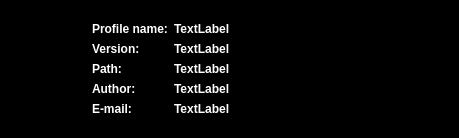
Before: the Qt Designer form subprojects/manager/ui/mainwindow.ui in dev-0x7C6/wiimotedev, drawn with Qt 5.
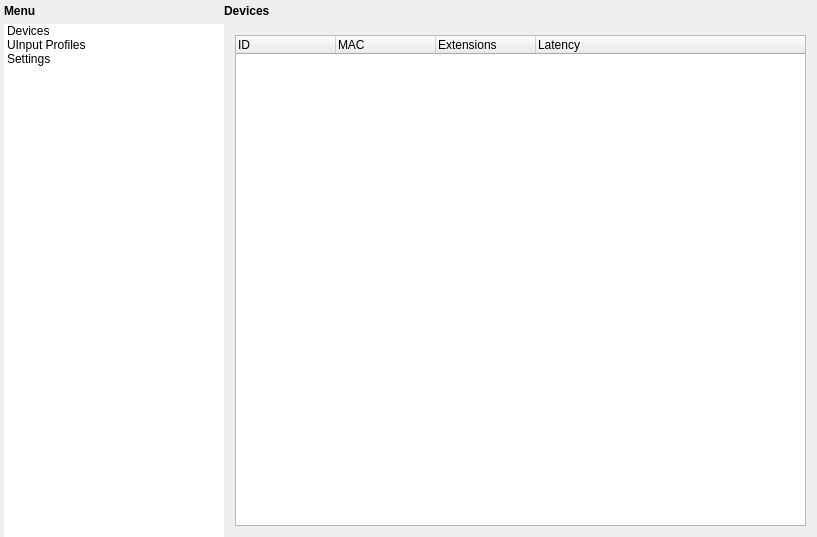
After: the same form once the commit is applied. The open tabs and pages were chosen to show the change. Icons and pictures are not drawn.

Commit message: Updated ui in Wiimotedev-Manager (dump).

Patch:
```diff
--- a/subprojects/manager/ui/mainwindow.ui
+++ b/subprojects/manager/ui/mainwindow.ui
@@ -6,814 +6,196 @@
    <rect>
     <x>0</x>
     <y>0</y>
-    <width>459</width>
-    <height>114</height>
+    <width>817</width>
+    <height>537</height>
    </rect>
   </property>
-  <property name="palette">
-   <palette>
-    <active>
-     <colorrole role="WindowText">
-      <brush brushstyle="SolidPattern">
-       <color alpha="255">
-        <red>255</red>
-        <green>255</green>
-        <blue>255</blue>
-       </color>
-      </brush>
-     </colorrole>
-     <colorrole role="Button">
-      <brush brushstyle="SolidPattern">
-       <color alpha="255">
-        <red>0</red>
-        <green>0</green>
-        <blue>0</blue>
-       </color>
-      </brush>
-     </colorrole>
-     <colorrole role="Light">
-      <brush brushstyle="SolidPattern">
-       <color alpha="255">
-        <red>0</red>
-        <green>0</green>
-        <blue>0</blue>
-       </color>
-      </brush>
-     </colorrole>
-     <colorrole role="Midlight">
-      <brush brushstyle="SolidPattern">
-       <color alpha="255">
-        <red>0</red>
-        <green>0</green>
-        <blue>0</blue>
-       </color>
-      </brush>
-     </colorrole>
-     <colorrole role="Dark">
-      <brush brushstyle="SolidPattern">
-       <color alpha="255">
-        <red>0</red>
-        <green>0</green>
-        <blue>0</blue>
-       </color>
-      </brush>
-     </colorrole>
-     <colorrole role="Mid">
-      <brush brushstyle="SolidPattern">
-       <color alpha="255">
-        <red>0</red>
-        <green>0</green>
-        <blue>0</blue>
-       </color>
-      </brush>
-     </colorrole>
-     <colorrole role="Text">
-      <brush brushstyle="SolidPattern">
-       <color alpha="255">
-        <red>255</red>
-        <green>255</green>
-        <blue>255</blue>
-       </color>
-      </brush>
-     </colorrole>
-     <colorrole role="BrightText">
-      <brush brushstyle="SolidPattern">
-       <color alpha="255">
-        <red>255</red>
-        <green>255</green>
-        <blue>255</blue>
-       </color>
-      </brush>
-     </colorrole>
-     <colorrole role="ButtonText">
-      <brush brushstyle="SolidPattern">
-       <color alpha="255">
-        <red>255</red>
-        <green>255</green>
-        <blue>255</blue>
-       </color>
-      </brush>
-     </colorrole>
-     <colorrole role="Base">
-      <brush brushstyle="SolidPattern">
-       <color alpha="255">
-        <red>0</red>
-        <green>0</green>
-        <blue>0</blue>
-       </color>
-      </brush>
-     </colorrole>
-     <colorrole role="Window">
-      <brush brushstyle="SolidPattern">
-       <color alpha="255">
-        <red>0</red>
-        <green>0</green>
-        <blue>0</blue>
-       </color>
-      </brush>
-     </colorrole>
-     <colorrole role="Shadow">
-      <brush brushstyle="SolidPattern">
-       <color alpha="255">
-        <red>0</red>
-        <green>0</green>
-        <blue>0</blue>
-       </color>
-      </brush>
-     </colorrole>
-     <colorrole role="AlternateBase">
-      <brush brushstyle="SolidPattern">
-       <color alpha="255">
-        <red>0</red>
-        <green>0</green>
-        <blue>0</blue>
-       </color>
-      </brush>
-     </colorrole>
-     <colorrole role="ToolTipBase">
-      <brush brushstyle="SolidPattern">
-       <color alpha="255">
-        <red>255</red>
-        <green>255</green>
-        <blue>220</blue>
-       </color>
-      </brush>
-     </colorrole>
-     <colorrole role="ToolTipText">
-      <brush brushstyle="SolidPattern">
-       <color alpha="255">
-        <red>0</red>
-        <green>0</green>
-        <blue>0</blue>
-       </color>
-      </brush>
-     </colorrole>
-    </active>
-    <inactive>
-     <colorrole role="WindowText">
-      <brush brushstyle="SolidPattern">
-       <color alpha="255">
-        <red>255</red>
-        <green>255</green>
-        <blue>255</blue>
-       </color>
-      </brush>
-     </colorrole>
-     <colorrole role="Button">
-      <brush brushstyle="SolidPattern">
-       <color alpha="255">
-        <red>0</red>
-        <green>0</green>
-        <blue>0</blue>
-       </color>
-      </brush>
-     </colorrole>
-     <colorrole role="Light">
-      <brush brushstyle="SolidPattern">
-       <color alpha="255">
-        <red>0</red>
-        <green>0</green>
-        <blue>0</blue>
-       </color>
-      </brush>
-     </colorrole>
-     <colorrole role="Midlight">
-      <brush brushstyle="SolidPattern">
-       <color alpha="255">
-        <red>0</red>
-        <green>0</green>
-        <blue>0</blue>
-       </color>
-      </brush>
-     </colorrole>
-     <colorrole role="Dark">
-      <brush brushstyle="SolidPattern">
-       <color alpha="255">
-        <red>0</red>
-        <green>0</green>
-        <blue>0</blue>
-       </color>
-      </brush>
-     </colorrole>
-     <colorrole role="Mid">
-      <brush brushstyle="SolidPattern">
-       <color alpha="255">
-        <red>0</red>
-        <green>0</green>
-        <blue>0</blue>
-       </color>
-      </brush>
-     </colorrole>
-     <colorrole role="Text">
-      <brush brushstyle="SolidPattern">
-       <color alpha="255">
-        <red>255</red>
-        <green>255</green>
-        <blue>255</blue>
-       </color>
-      </brush>
-     </colorrole>
-     <colorrole role="BrightText">
-      <brush brushstyle="SolidPattern">
-       <color alpha="255">
-        <red>255</red>
-        <green>255</green>
-        <blue>255</blue>
-       </color>
-      </brush>
-     </colorrole>
-     <colorrole role="ButtonText">
-      <brush brushstyle="SolidPattern">
-       <color alpha="255">
-        <red>255</red>
-        <green>255</green>
-        <blue>255</blue>
-       </color>
-      </brush>
-     </colorrole>
-     <colorrole role="Base">
-      <brush brushstyle="SolidPattern">
-       <color alpha="255">
-        <red>0</red>
-        <green>0</green>
-        <blue>0</blue>
-       </color>
-      </brush>
-     </colorrole>
-     <colorrole role="Window">
-      <brush brushstyle="SolidPattern">
-       <color alpha="255">
-        <red>0</red>
-        <green>0</green>
-        <blue>0</blue>
-       </color>
-      </brush>
-     </colorrole>
-     <colorrole role="Shadow">
-      <brush brushstyle="SolidPattern">
-       <color alpha="255">
-        <red>0</red>
-        <green>0</green>
-        <blue>0</blue>
-       </color>
-      </brush>
-     </colorrole>
-     <colorrole role="AlternateBase">
-      <brush brushstyle="SolidPattern">
-       <color alpha="255">
-        <red>0</red>
-        <green>0</green>
-        <blue>0</blue>
-       </color>
-      </brush>
-     </colorrole>
-     <colorrole role="ToolTipBase">
-      <brush brushstyle="SolidPattern">
-       <color alpha="255">
-        <red>255</red>
-        <green>255</green>
-        <blue>220</blue>
-       </color>
-      </brush>
-     </colorrole>
-     <colorrole role="ToolTipText">
-      <brush brushstyle="SolidPattern">
-       <color alpha="255">
-        <red>0</red>
-        <green>0</green>
-        <blue>0</blue>
-       </color>
-      </brush>
-     </colorrole>
-    </inactive>
-    <disabled>
-     <colorrole role="WindowText">
-      <brush brushstyle="SolidPattern">
-       <color alpha="255">
-        <red>0</red>
-        <green>0</green>
-        <blue>0</blue>
-       </color>
-      </brush>
-     </colorrole>
-     <colorrole role="Button">
-      <brush brushstyle="SolidPattern">
-       <color alpha="255">
-        <red>0</red>
-        <green>0</green>
-        <blue>0</blue>
-       </color>
-      </brush>
-     </colorrole>
-     <colorrole role="Light">
-      <brush brushstyle="SolidPattern">
-       <color alpha="255">
-        <red>0</red>
-        <green>0</green>
-        <blue>0</blue>
-       </color>
-      </brush>
-     </colorrole>
-     <colorrole role="Midlight">
-      <brush brushstyle="SolidPattern">
-       <color alpha="255">
-        <red>0</red>
-        <green>0</green>
-        <blue>0</blue>
-       </color>
-      </brush>
-     </colorrole>
-     <colorrole role="Dark">
-      <brush brushstyle="SolidPattern">
-       <color alpha="255">
-        <red>0</red>
-        <green>0</green>
-        <blue>0</blue>
-       </color>
-      </brush>
-     </colorrole>
-     <colorrole role="Mid">
-      <brush brushstyle="SolidPattern">
-       <color alpha="255">
-        <red>0</red>
-        <green>0</green>
-        <blue>0</blue>
-       </color>
-      </brush>
-     </colorrole>
-     <colorrole role="Text">
-      <brush brushstyle="SolidPattern">
-       <color alpha="255">
-        <red>0</red>
-        <green>0</green>
-        <blue>0</blue>
-       </color>
-      </brush>
-     </colorrole>
-     <colorrole role="BrightText">
-      <brush brushstyle="SolidPattern">
-       <color alpha="255">
-        <red>255</red>
-        <green>255</green>
-        <blue>255</blue>
-       </color>
-      </brush>
-     </colorrole>
-     <colorrole role="ButtonText">
-      <brush brushstyle="SolidPattern">
-       <color alpha="255">
-        <red>0</red>
-        <green>0</green>
-        <blue>0</blue>
-       </color>
-      </brush>
-     </colorrole>
-     <colorrole role="Base">
-      <brush brushstyle="SolidPattern">
-       <color alpha="255">
-        <red>0</red>
-        <green>0</green>
-        <blue>0</blue>
-       </color>
-      </brush>
-     </colorrole>
-     <colorrole role="Window">
-      <brush brushstyle="SolidPattern">
-       <color alpha="255">
-        <red>0</red>
-        <green>0</green>
-        <blue>0</blue>
-       </color>
-      </brush>
-     </colorrole>
-     <colorrole role="Shadow">
-      <brush brushstyle="SolidPattern">
-       <color alpha="255">
-        <red>0</red>
-        <green>0</green>
-        <blue>0</blue>
-       </color>
-      </brush>
-     </colorrole>
-     <colorrole role="AlternateBase">
-      <brush brushstyle="SolidPattern">
-       <color alpha="255">
-        <red>0</red>
-        <green>0</green>
-        <blue>0</blue>
-       </color>
-      </brush>
-     </colorrole>
-     <colorrole role="ToolTipBase">
-      <brush brushstyle="SolidPattern">
-       <color alpha="255">
-        <red>255</red>
-        <green>255</green>
-        <blue>220</blue>
-       </color>
-      </brush>
-     </colorrole>
-     <colorrole role="ToolTipText">
-      <brush brushstyle="SolidPattern">
-       <color alpha="255">
-        <red>0</red>
-        <green>0</green>
-        <blue>0</blue>
-       </color>
-      </brush>
-     </colorrole>
-    </disabled>
-   </palette>
-  </property>
   <property name="windowTitle">
    <string>MainWindow</string>
   </property>
   <widget class="QWidget" name="centralWidget">
-   <layout class="QGridLayout" name="gridLayout_2">
-    <item row="0" column="0">
-     <layout class="QGridLayout" name="gridLayout">
-      <item row="0" column="0">
-       <layout class="QHBoxLayout" name="horizontalLayout2">
-        <property name="sizeConstraint">
-         <enum>QLayout::SetMaximumSize</enum>
+   <layout class="QHBoxLayout" name="horizontalLayout">
+    <property name="spacing">
+     <number>0</number>
+    </property>
+    <property name="margin">
+     <number>0</number>
+    </property>
+    <item>
+     <layout class="QVBoxLayout" name="verticalLayout">
+      <property name="leftMargin">
+       <number>4</number>
+      </property>
+      <property name="topMargin">
+       <number>4</number>
+      </property>
+      <item>
+       <widget class="QLabel" name="label">
+        <property name="font">
+         <font>
+          <weight>75</weight>
+          <bold>true</bold>
+         </font>
         </property>
-        <item>
-         <widget class="QPushButton" name="previousProfile">
-          <property name="enabled">
-           <bool>false</bool>
-          </property>
-          <property name="sizePolicy">
-           <sizepolicy hsizetype="Ignored" vsizetype="Ignored">
-            <horstretch>0</horstretch>
-            <verstretch>0</verstretch>
-           </sizepolicy>
-          </property>
-          <property name="minimumSize">
-           <size>
-            <width>64</width>
-            <height>100</height>
-           </size>
-          </property>
-          <property name="maximumSize">
-           <size>
-            <width>64</width>
-            <height>100</height>
-           </size>
-          </property>
-          <property name="text">
-           <string/>
-          </property>
-          <property name="iconSize">
-           <size>
-            <width>48</width>
-            <height>48</height>
-           </size>
-          </property>
-          <property name="flat">
-           <bool>true</bool>
-          </property>
-         </widget>
-        </item>
-       </layout>
-      </item>
-      <item row="0" column="2">
-       <layout class="QHBoxLayout" name="horizontalLayout1">
-        <property name="sizeConstraint">
-         <enum>QLayout::SetMaximumSize</enum>
+        <property name="text">
+         <string>Menu</string>
         </property>
-        <item>
-         <widget class="QPushButton" name="nextProfile">
-          <property name="sizePolicy">
-           <sizepolicy hsizetype="Ignored" vsizetype="Ignored">
-            <horstretch>0</horstretch>
-            <verstretch>0</verstretch>
-           </sizepolicy>
-          </property>
-          <property name="minimumSize">
-           <size>
-            <width>64</width>
-            <height>100</height>
-           </size>
-          </property>
-          <property name="maximumSize">
-           <size>
-            <width>64</width>
-            <height>100</height>
-           </size>
-          </property>
-          <property name="text">
-           <string/>
-          </property>
-          <property name="iconSize">
-           <size>
-            <width>48</width>
-            <height>48</height>
-           </size>
-          </property>
-          <property name="flat">
-           <bool>true</bool>
-          </property>
-         </widget>
-        </item>
-       </layout>
+       </widget>
       </item>
-      <item row="0" column="1">
-       <widget class="QStackedWidget" name="stackedWidget">
-        <property name="enabled">
-         <bool>true</bool>
+      <item>
+       <widget class="QListWidget" name="list">
+        <property name="maximumSize">
+         <size>
+          <width>220</width>
+          <height>16777215</height>
+         </size>
         </property>
         <property name="frameShape">
          <enum>QFrame::NoFrame</enum>
         </property>
         <property name="frameShadow">
-         <enum>QFrame::Sunken</enum>
+         <enum>QFrame::Plain</enum>
         </property>
-        <property name="lineWidth">
-         <number>1</number>
+        <property name="autoScrollMargin">
+         <number>19</number>
         </property>
-        <property name="currentIndex">
-         <number>1</number>
+        <property name="iconSize">
+         <size>
+          <width>32</width>
+          <height>32</height>
+         </size>
         </property>
-        <widget class="QWidget" name="profileDetailedPage">
-         <layout class="QGridLayout" name="gridLayout_5">
-          <item row="1" column="0">
-           <layout class="QGridLayout" name="gridLayout_4">
-            <item row="0" column="0">
-             <widget class="QLabel" name="lProfileName">
-              <property name="sizePolicy">
-               <sizepolicy hsizetype="Maximum" vsizetype="Preferred">
-                <horstretch>0</horstretch>
-                <verstretch>0</verstretch>
-               </sizepolicy>
-              </property>
-              <property name="font">
-               <font>
-                <weight>75</weight>
-                <bold>true</bold>
-               </font>
-              </property>
-              <property name="text">
-               <string>Profile name:</string>
-              </property>
-             </widget>
-            </item>
-            <item row="1" column="0">
-             <widget class="QLabel" name="lProfileVersion">
-              <property name="sizePolicy">
-               <sizepolicy hsizetype="Maximum" vsizetype="Preferred">
-                <horstretch>0</horstretch>
-                <verstretch>0</verstretch>
-               </sizepolicy>
-              </property>
-              <property name="font">
-               <font>
-                <weight>75</weight>
-                <bold>true</bold>
-               </font>
-              </property>
-              <property name="text">
-               <string>Version:</string>
-              </property>
-             </widget>
-            </item>
-            <item row="1" column="1">
-             <widget class="QLabel" name="profileVersion">
-              <property name="sizePolicy">
-               <sizepolicy hsizetype="Minimum" vsizetype="Preferred">
-                <horstretch>0</horstretch>
-                <verstretch>0</verstretch>
-               </sizepolicy>
-              </property>
-              <property name="font">
-               <font>
-                <weight>75</weight>
-                <bold>true</bold>
-               </font>
-              </property>
-              <property name="text">
-               <string>TextLabel</string>
-              </property>
-             </widget>
-            </item>
-            <item row="2" column="0">
-             <widget class="QLabel" name="lProfilePath">
-              <property name="sizePolicy">
-               <sizepolicy hsizetype="Maximum" vsizetype="Preferred">
-                <horstretch>0</horstretch>
-                <verstretch>0</verstretch>
-               </sizepolicy>
-              </property>
-              <property name="font">
-               <font>
-                <weight>75</weight>
-                <bold>true</bold>
-               </font>
-              </property>
-              <property name="text">
-               <string>Path:</string>
-              </property>
-             </widget>
-            </item>
-            <item row="2" column="1">
-             <widget class="QLabel" name="profilePath">
-              <property name="sizePolicy">
-               <sizepolicy hsizetype="Minimum" vsizetype="Preferred">
-                <horstretch>0</horstretch>
-                <verstretch>0</verstretch>
-               </sizepolicy>
-              </property>
-              <property name="font">
-               <font>
-                <weight>75</weight>
-                <bold>true</bold>
-               </font>
-              </property>
-              <property name="text">
-               <string>TextLabel</string>
-              </property>
-             </widget>
-            </item>
-            <item row="3" column="0">
-             <widget class="QLabel" name="lProfileAuthor">
-              <property name="sizePolicy">
-               <sizepolicy hsizetype="Maximum" vsizetype="Preferred">
-                <horstretch>0</horstretch>
-                <verstretch>0</verstretch>
-               </sizepolicy>
-              </property>
-              <property name="font">
-               <font>
-                <weight>75</weight>
-                <bold>true</bold>
-               </font>
-              </property>
-              <property name="text">
-               <string>Author:</string>
-              </property>
-             </widget>
-            </item>
-            <item row="3" column="1">
-             <widget class="QLabel" name="profileAuthor">
-              <property name="sizePolicy">
-               <sizepolicy hsizetype="Minimum" vsizetype="Preferred">
-                <horstretch>0</horstretch>
-                <verstretch>0</verstretch>
-               </sizepolicy>
-              </property>
-              <property name="font">
-               <font>
-                <weight>75</weight>
-                <bold>true</bold>
-               </font>
-              </property>
-              <property name="text">
-               <string>TextLabel</string>
-              </property>
-             </widget>
-            </item>
-            <item row="4" column="0">
-             <widget class="QLabel" name="lProfileEmail">
-              <property name="sizePolicy">
-               <sizepolicy hsizetype="Maximum" vsizetype="Preferred">
-                <horstretch>0</horstretch>
-                <verstretch>0</verstretch>
-               </sizepolicy>
-              </property>
-              <property name="font">
-               <font>
-                <weight>75</weight>
-                <bold>true</bold>
-               </font>
-              </property>
-              <property name="text">
-               <string>E-mail:</string>
-              </property>
-             </widget>
-            </item>
-            <item row="4" column="1">
-             <widget class="QLabel" name="profileEmail">
-              <property name="sizePolicy">
-               <sizepolicy hsizetype="Minimum" vsizetype="Preferred">
-                <horstretch>0</horstretch>
-                <verstretch>0</verstretch>
-               </sizepolicy>
-              </property>
-              <property name="font">
-               <font>
-                <weight>75</weight>
-                <bold>true</bold>
-               </font>
-              </property>
-              <property name="text">
-               <string>TextLabel</string>
-              </property>
-             </widget>
-            </item>
-            <item row="0" column="1">
-             <widget class="QLabel" name="profileName">
-              <property name="sizePolicy">
-               <sizepolicy hsizetype="Minimum" vsizetype="Preferred">
-                <horstretch>0</horstretch>
-                <verstretch>0</verstretch>
-               </sizepolicy>
-              </property>
-              <property name="font">
-               <font>
-                <weight>75</weight>
-                <bold>true</bold>
-               </font>
-              </property>
-              <property name="text">
-               <string>TextLabel</string>
-              </property>
-             </widget>
-            </item>
-           </layout>
-          </item>
-          <item row="2" column="0">
-           <spacer name="verticalSpacer">
-            <property name="orientation">
-             <enum>Qt::Vertical</enum>
+        <property name="spacing">
+         <number>2</number>
+        </property>
+        <property name="uniformItemSizes">
+         <bool>true</bool>
+        </property>
+        <property name="wordWrap">
+         <bool>true</bool>
+        </property>
+        <property name="selectionRectVisible">
+         <bool>true</bool>
+        </property>
+        <item>
+         <property name="text">
+          <string>Devices</string>
+         </property>
+         <property name="icon">
+          <iconset resource="../data/data.qrc">
+           <normaloff>:/wiimotedev.png</normaloff>:/wiimotedev.png</iconset>
+         </property>
+        </item>
+        <item>
+         <property name="text">
+          <string>UInput Profiles</string>
+         </property>
+         <property name="icon">
+          <iconset resource="../data/data.qrc">
+           <normaloff>:/profiles.png</normaloff>:/profiles.png</iconset>
+         </property>
+        </item>
+        <item>
+         <property name="text">
+          <string>Settings</string>
+         </property>
+         <property name="icon">
+          <iconset resource="../data/data.qrc">
+           <normaloff>:/settings.png</normaloff>:/settings.png</iconset>
+         </property>
+        </item>
+       </widget>
+      </item>
+     </layout>
+    </item>
+    <item>
+     <layout class="QVBoxLayout" name="verticalLayout_2">
+      <property name="topMargin">
+       <number>4</number>
+      </property>
+      <property name="rightMargin">
+       <number>0</number>
+      </property>
+      <item>
+       <widget class="QLabel" name="label_2">
+        <property name="font">
+         <font>
+          <weight>75</weight>
+          <bold>true</bold>
+         </font>
+        </property>
+        <property name="text">
+         <string>Devices</string>
+        </property>
+       </widget>
+      </item>
+      <item>
+       <widget class="QStackedWidget" name="stackedWidget">
+        <widget class="QWidget" name="page">
+         <layout class="QVBoxLayout" name="verticalLayout_3">
+          <item>
+           <widget class="QTreeWidget" name="connections">
+            <property name="sizePolicy">
+             <sizepolicy hsizetype="Minimum" vsizetype="Minimum">
+              <horstretch>0</horstretch>
+              <verstretch>0</verstretch>
+             </sizepolicy>
             </property>
-            <property name="sizeHint" stdset="0">
-             <size>
-              <width>20</width>
-              <height>40</height>
-             </size>
+            <property name="statusTip">
+             <string>Double click to activate connection</string>
             </property>
-           </spacer>
-          </item>
-          <item row="0" column="0">
-           <spacer name="verticalSpacer_2">
-            <property name="orientation">
-             <enum>Qt::Vertical</enum>
+            <property name="frameShadow">
+             <enum>QFrame::Sunken</enum>
             </property>
-            <property name="sizeHint" stdset="0">
+            <property name="editTriggers">
+             <set>QAbstractItemView::NoEditTriggers</set>
+            </property>
+            <property name="alternatingRowColors">
+             <bool>true</bool>
+            </property>
+            <property name="iconSize">
              <size>
-              <width>20</width>
-              <height>40</height>
+              <width>16</width>
+              <height>16</height>
              </size>
             </property>
-           </spacer>
-          </item>
-         </layout>
-        </widget>
-        <widget class="QWidget" name="profileNamePage">
-         <layout class="QGridLayout" name="gridLayout_3">
-          <item row="0" column="0">
-           <widget class="QLabel" name="largeProfileName">
-            <property name="palette">
-             <palette>
-              <active>
-               <colorrole role="WindowText">
-                <brush brushstyle="SolidPattern">
-                 <color alpha="255">
-                  <red>170</red>
-                  <green>255</green>
-                  <blue>0</blue>
-                 </color>
-                </brush>
-               </colorrole>
-              </active>
-              <inactive>
-               <colorrole role="WindowText">
-                <brush brushstyle="SolidPattern">
-                 <color alpha="255">
-                  <red>170</red>
-                  <green>255</green>
-                  <blue>0</blue>
-                 </color>
-                </brush>
-               </colorrole>
-              </inactive>
-              <disabled>
-               <colorrole role="WindowText">
-                <brush brushstyle="SolidPattern">
-                 <color alpha="255">
-                  <red>0</red>
-                  <green>0</green>
-                  <blue>0</blue>
-                 </color>
-                </brush>
-               </colorrole>
-              </disabled>
-             </palette>
+            <property name="rootIsDecorated">
+             <bool>false</bool>
             </property>
-            <property name="font">
-             <font>
-              <pointsize>34</pointsize>
-             </font>
+            <property name="uniformRowHeights">
+             <bool>false</bool>
             </property>
-            <property name="text">
-             <string>Profile name</string>
+            <property name="allColumnsShowFocus">
+             <bool>true</bool>
             </property>
-            <property name="alignment">
-             <set>Qt::AlignCenter</set>
+            <property name="wordWrap">
+             <bool>true</bool>
             </property>
+            <column>
+             <property name="text">
+              <string>ID</string>
+             </property>
+            </column>
+            <column>
+             <property name="text">
+              <string>MAC</string>
+             </property>
+            </column>
+            <column>
+             <property name="text">
+              <string>Extensions</string>
+             </property>
+            </column>
+            <column>
+             <property name="text">
+              <string>Latency</string>
+             </property>
+            </column>
            </widget>
           </item>
          </layout>
         </widget>
+        <widget class="QWidget" name="page_2"/>
        </widget>
       </item>
      </layout>
```
Left out of the diff: 4 changed lines with no effect on the pictures. The commit also changes 3 other files.
